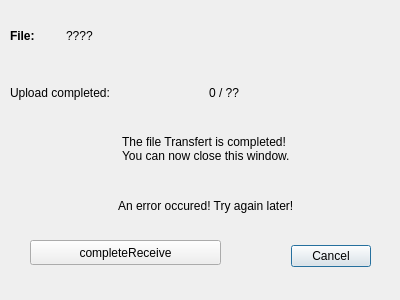
This is Linpop/uploadwindow.ui in BAKFR/linpop as Qt 5 draws it before an edit. The edited form follows.
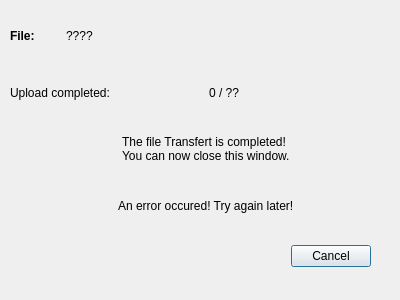
This is the edited form.

Diff of the .ui file:
```diff
--- a/Linpop/uploadwindow.ui
+++ b/Linpop/uploadwindow.ui
@@ -29,19 +29,6 @@
     <set>QDialogButtonBox::Cancel</set>
    </property>
   </widget>
-  <widget class="QPushButton" name="pushButton">
-   <property name="geometry">
-    <rect>
-     <x>30</x>
-     <y>240</y>
-     <width>191</width>
-     <height>25</height>
-    </rect>
-   </property>
-   <property name="text">
-    <string>completeReceive</string>
-   </property>
-  </widget>
   <widget class="QWidget" name="verticalLayoutWidget">
    <property name="geometry">
     <rect>
```
